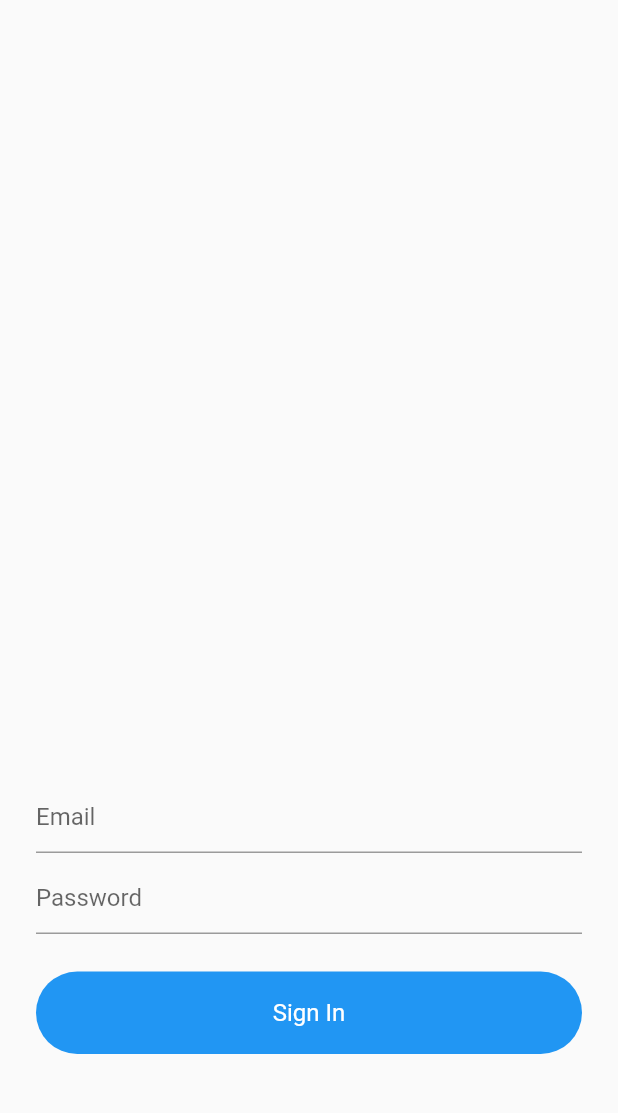
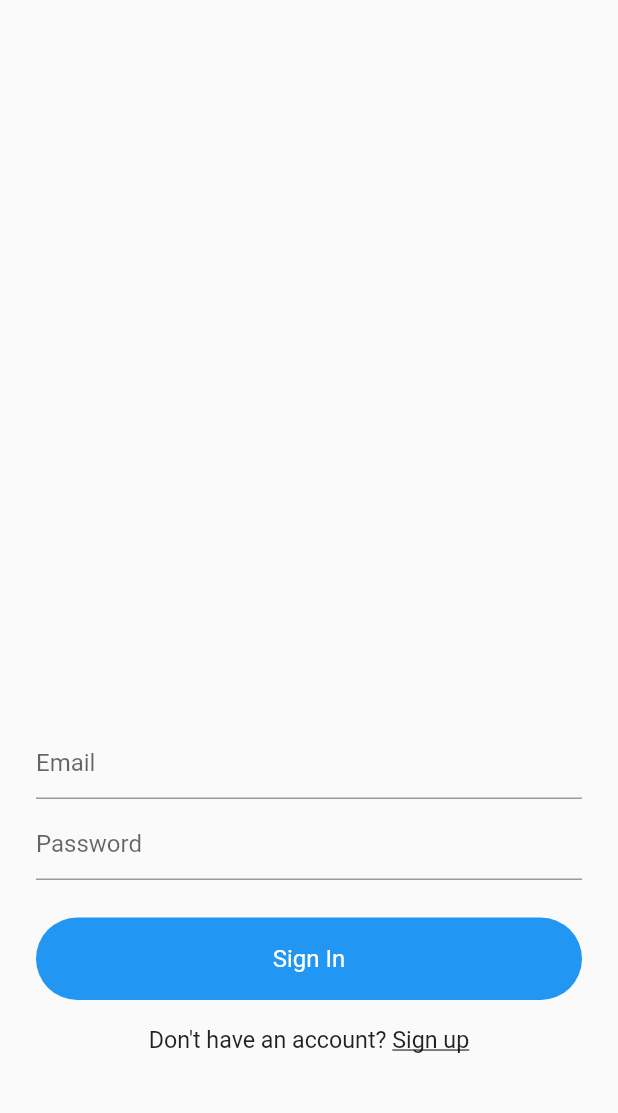
Before and after one commit to DaminduSandaruwan/QuizMakerApp, a Flutter app: the screen it shows after launch, on a phone screen of 412 x 824 dp, the part 62-1175 px from its top. Run offline on Flutter 3.47's test engine with Material 2 defaults, Android fonts, the phone set to English and light mode, and no system bars.

Commit message:
Create Sign Up View

```diff
--- a/lib/views/signin.dart
+++ b/lib/views/signin.dart
@@ -21,6 +21,7 @@ class _SignInState extends State<SignIn> {
         brightness: Brightness.light,
       ),
       body: Form(
+        key: _formKey,
         child: Container(
           // color: Colors.blue,
           margin: EdgeInsets.symmetric(horizontal: 24,),
@@ -69,6 +70,25 @@ class _SignInState extends State<SignIn> {
                   ),
                 ),
               ),
+              SizedBox(height: 18,),
+              Row(
+                mainAxisAlignment: MainAxisAlignment.center,
+                children: <Widget>[
+                  Text(
+                    "Don't have an account? ",
+                    style: TextStyle(
+                      fontSize: 15.5,
+                    ),
+                  ),
+                  Text(
+                    "Sign up",
+                    style: TextStyle(
+                      fontSize: 15.5,
+                      decoration: TextDecoration.underline,
+                    ),
+                  ),
+                ],
+              ),
               SizedBox(height: 80,),
             ],
           ),
```
Also changed, not shown: lib/views/signup.dart (+110 -0 lines).
